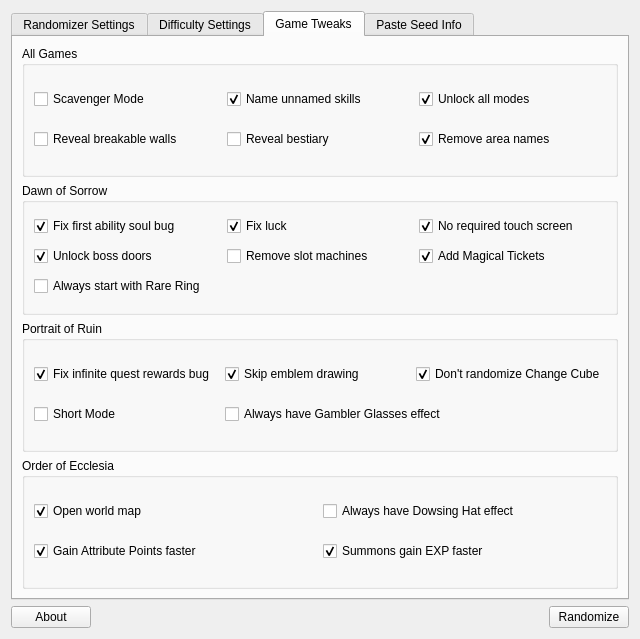
The window that randomizer.ui (LagoLunatic/dsvrandom) describes before a commit, drawn with Qt 5.
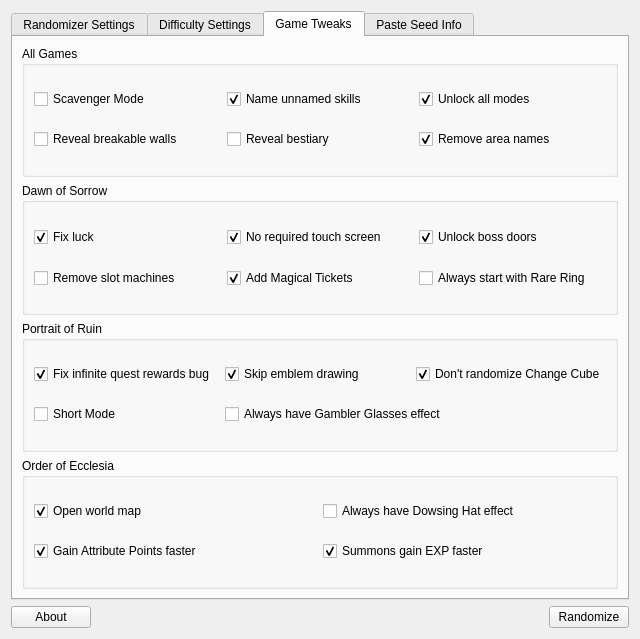
The same window after the commit. The open tabs and pages were chosen to show the change. Icons and pictures are not drawn.

Commit message: Always apply patch to fix first ability soul, remove the option

Patch:
```diff
--- a/randomizer.ui
+++ b/randomizer.ui
@@ -584,46 +584,7 @@
           <string>Dawn of Sorrow</string>
          </property>
          <layout class="QGridLayout" name="gridLayout_3">
-          <item row="1" column="2">
-           <widget class="QCheckBox" name="add_magical_tickets">
-            <property name="toolTip">
-             <string>Implements a new magical ticket item that functions like it does in PoR and OoE.</string>
-            </property>
-            <property name="text">
-             <string>Add Magical Tickets</string>
-            </property>
-            <property name="checked">
-             <bool>true</bool>
-            </property>
-           </widget>
-          </item>
           <item row="0" column="0">
-           <widget class="QCheckBox" name="fix_first_ability_soul">
-            <property name="toolTip">
-             <string>Fixes a bug where the first ability soul you get would enable multiple ability souls.</string>
-            </property>
-            <property name="text">
-             <string>Fix first ability soul bug</string>
-            </property>
-            <property name="checked">
-             <bool>true</bool>
-            </property>
-           </widget>
-          </item>
-          <item row="1" column="0">
-           <widget class="QCheckBox" name="unlock_boss_doors">
-            <property name="toolTip">
-             <string>You don't need magic seals to open boss doors.</string>
-            </property>
-            <property name="text">
-             <string>Unlock boss doors</string>
-            </property>
-            <property name="checked">
-             <bool>true</bool>
-            </property>
-           </widget>
-          </item>
-          <item row="0" column="1">
            <widget class="QCheckBox" name="fix_luck">
             <property name="toolTip">
              <string>Make each point of luck give +0.1% drop chances (as opposed to almost nothing).</string>
@@ -636,7 +597,7 @@
             </property>
            </widget>
           </item>
-          <item row="0" column="2">
+          <item row="0" column="1">
            <widget class="QCheckBox" name="no_touch_screen">
             <property name="toolTip">
              <string>Seals auto-draw, no name signing, melee weapons destroy ice blocks.</string>
@@ -649,7 +610,20 @@
             </property>
            </widget>
           </item>
-          <item row="1" column="1">
+          <item row="0" column="2">
+           <widget class="QCheckBox" name="unlock_boss_doors">
+            <property name="toolTip">
+             <string>You don't need magic seals to open boss doors.</string>
+            </property>
+            <property name="text">
+             <string>Unlock boss doors</string>
+            </property>
+            <property name="checked">
+             <bool>true</bool>
+            </property>
+           </widget>
+          </item>
+          <item row="1" column="0">
            <widget class="QCheckBox" name="remove_slot_machines">
             <property name="toolTip">
              <string>Removes golden slot machines that require specific amounts of gold to open.</string>
@@ -659,7 +633,20 @@
             </property>
            </widget>
           </item>
-          <item row="2" column="0">
+          <item row="1" column="1">
+           <widget class="QCheckBox" name="add_magical_tickets">
+            <property name="toolTip">
+             <string>Implements a new magical ticket item that functions like it does in PoR and OoE.</string>
+            </property>
+            <property name="text">
+             <string>Add Magical Tickets</string>
+            </property>
+            <property name="checked">
+             <bool>true</bool>
+            </property>
+           </widget>
+          </item>
+          <item row="1" column="2">
            <widget class="QCheckBox" name="always_start_with_rare_ring">
             <property name="toolTip">
              <string>Gives you the rewards for having AoS in the GBA slot even when AoS is not in the GBA slot.</string>
```
Left out of the diff: 1 changed line with no effect on the pictures. The commit also changes 2 other files.
